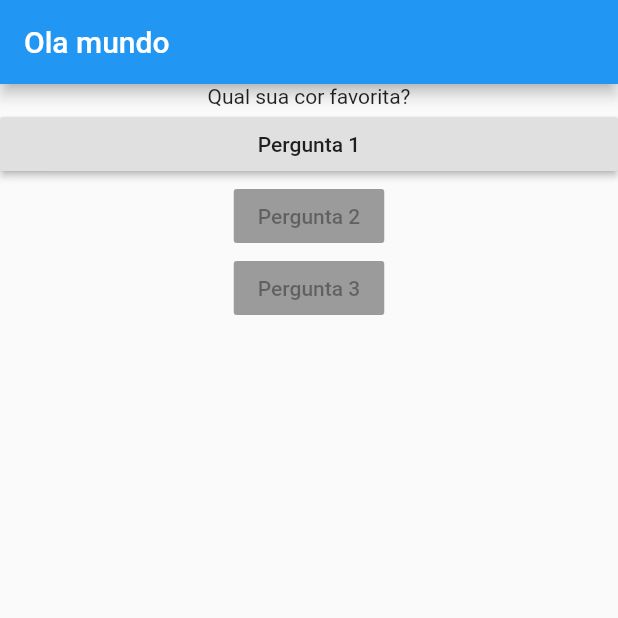
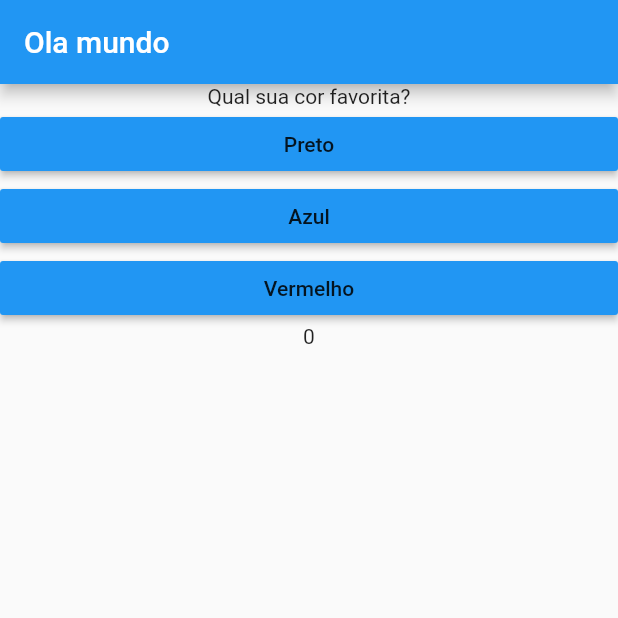
Before and after one commit to talitaoliveira/flutter-studies, a Flutter app: the screen it shows after launch, on a phone screen of 412 x 824 dp, the top half of it. Run offline on Flutter 3.47's test engine with Material 2 defaults, Android fonts, the phone set to English and light mode, and no system bars.

Commit message:
Map questions and showing questions and show points

```diff
--- a/hello_world/lib/main.dart
+++ b/hello_world/lib/main.dart
@@ -1,5 +1,6 @@
 import 'package:flutter/material.dart';
 import 'package:hello_world/question.dart';
+import 'package:hello_world/option.dart';
 
 void main() => runApp(MyApp());
 
@@ -10,19 +11,35 @@ class MyApp extends StatefulWidget {
 
 class _MyAppState extends State<MyApp> {
   var questionIndex = 0;
-  void showQuestion() {
+  var totalPoints = 0;
+
+  void answerQuestion(int value) {
     setState(() {
       questionIndex++;
     });
     print('Pergunta escolhida');
     print(questionIndex);
+    totalPoints += value;
   }
 
   @override
   Widget build(BuildContext context) {
     var questions = [
-      'Qual sua cor favorita?',
-      'Qual seu animal favorito?',
+      {
+        'question': 'Qual sua cor favorita?',
+        'answers': [
+          {'name': 'Preto', 'value': 1},
+          {'name': 'Azul', 'value': 2},
+          {'name': 'Vermelho', 'value': 3}
+        ]
+      },
+      {
+        'question': 'Qual seu animal favorito?',
+        'answers': [
+          {'name': 'Cachorro', 'value': 1},
+          {'name': 'Gato', 'value': 2},
+        ]
+      }
     ];
 
     return MaterialApp(
@@ -30,19 +47,13 @@ class _MyAppState extends State<MyApp> {
         home: Scaffold(
             appBar: AppBar(title: Text('Ola mundo')),
             body: Column(children: <Widget>[
-              Text(questions[questionIndex]),
-              RaisedButton(
-                child: Question("Pergunta 1"),
-                onPressed: showQuestion,
-              ),
-              RaisedButton(
-                child: Text("Pergunta 2"),
-                onPressed: null,
-              ),
-              RaisedButton(
-                child: Text("Pergunta 3"),
-                onPressed: null,
-              )
+              Question(questions[questionIndex]['question']),
+              ...(questions[questionIndex]['answers'] as List<Map<String, Object>>)
+                  .map((question) {
+                return OptionQuestion(
+                    () => answerQuestion(question['value']), question['name']);
+              }),
+              Text(totalPoints.toString()),
             ])));
   }
 }
```
